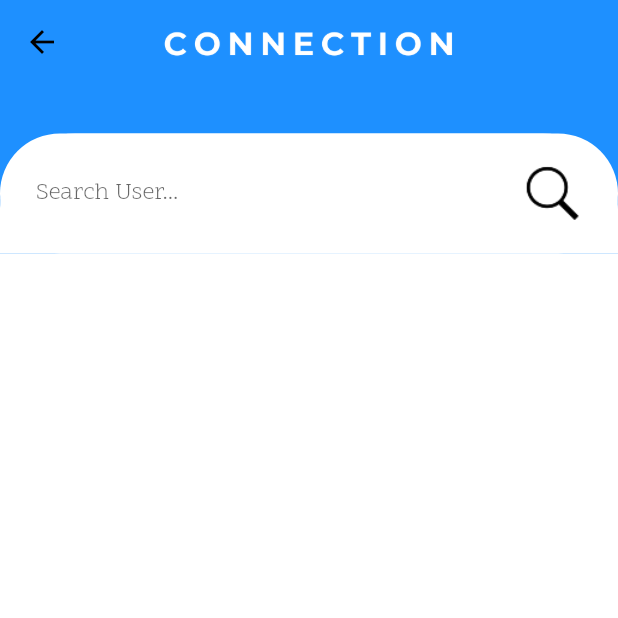
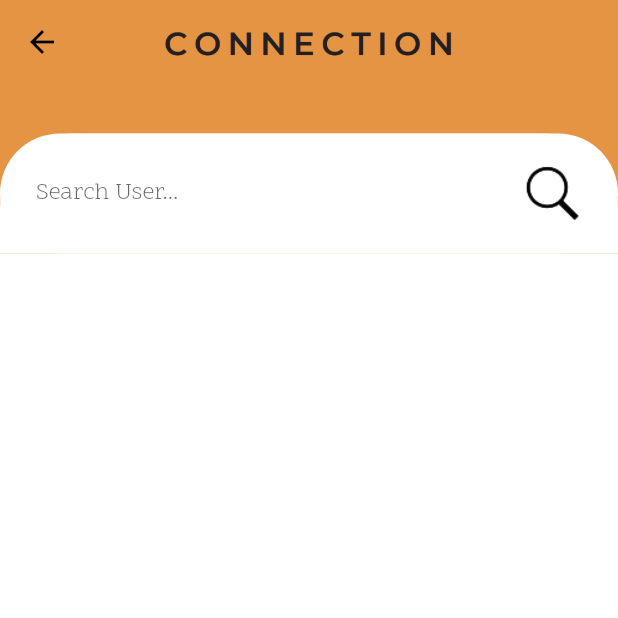
Before and after one commit to Utsav-Virani/Connection, a Flutter app: the Search screen opened directly, on a phone screen of 412 x 824 dp, the top half of it. Run offline on Flutter 3.47's test engine with Material 2 defaults, Android fonts, the phone set to English and light mode, and no system bars; our stand-ins replace cloud_firestore, firebase_auth, firebase_core, flutter_svg, pinput, shared_preferences; accounts and stored records are empty.

```diff
--- a/lib/data/Colors/colorpanel.dart
+++ b/lib/data/Colors/colorpanel.dart
@@ -22,5 +22,9 @@ Map<String, Color> ColorPalette = {
   "swatch_18": Color(0xFF75719d),
   "swatch_19": Color(0xFFf52416),
   "swatch_20": Color(0xFFE59444),
-  "swatch_21": Color(0xff1E90FF),
+  "swatch_21": Color(0xFF1E90FF),
+  "swatch_22": Color(0xFFeaaa69),
+  "swatch_23": Color(0xFFf2caa2),
+  "swatch_24": Color(0xFFefbf8f),
+  "swatch_25": Color(0xFF231F20),
 };
--- a/lib/widgets/widget.dart
+++ b/lib/widgets/widget.dart
@@ -37,10 +37,10 @@ Widget appBar(BuildContext context) {
 Widget SearchScreenAppBar(BuildContext context) {
   return AppBar(
     // backgroundColor: Colors.amber,
-    backgroundColor: Color(0xff1E90FF),
+    backgroundColor: ColorPalette['swatch_20'],
     title: Center(
       child: Image(
-        image: new AssetImage("lib/assets/connection_text.png"),
+        image: new AssetImage("lib/assets/app_logo_text.png"),
         // fit: BoxFit.cover,
         height: 200,
       ),
```
Also changed, not shown: lib/screens/HomeView.dart (+45 -18 lines), lib/screens/SearchScreen.dart (+25 -11 lines), lib/assets/Connection_blue.svg (added).
